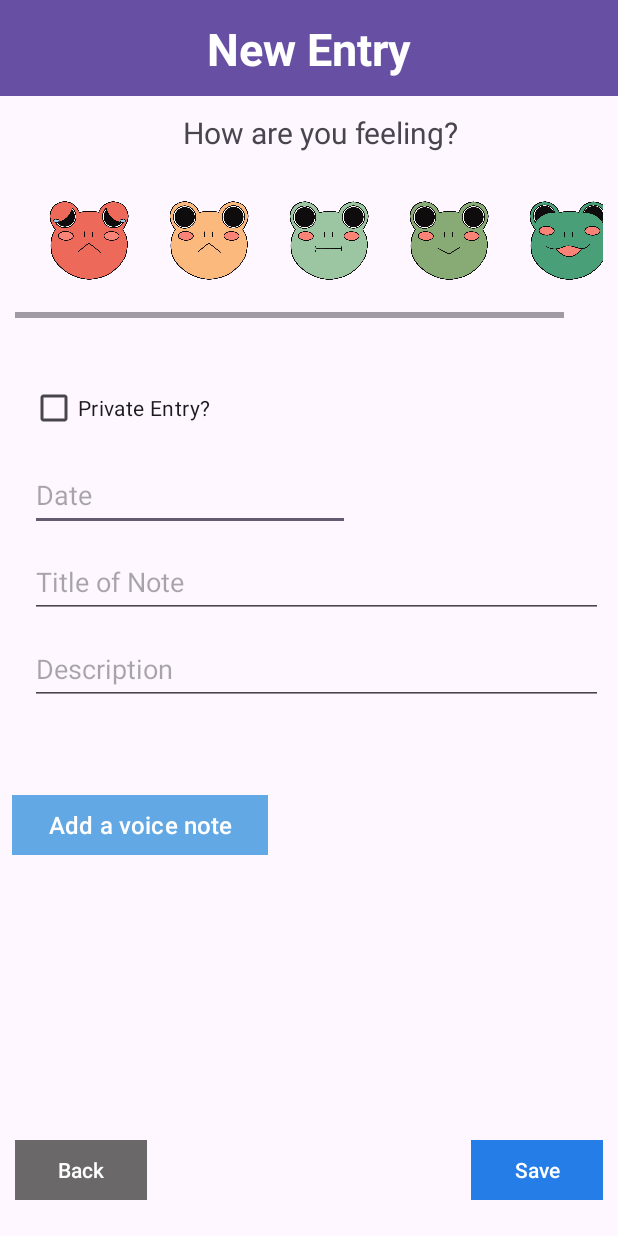
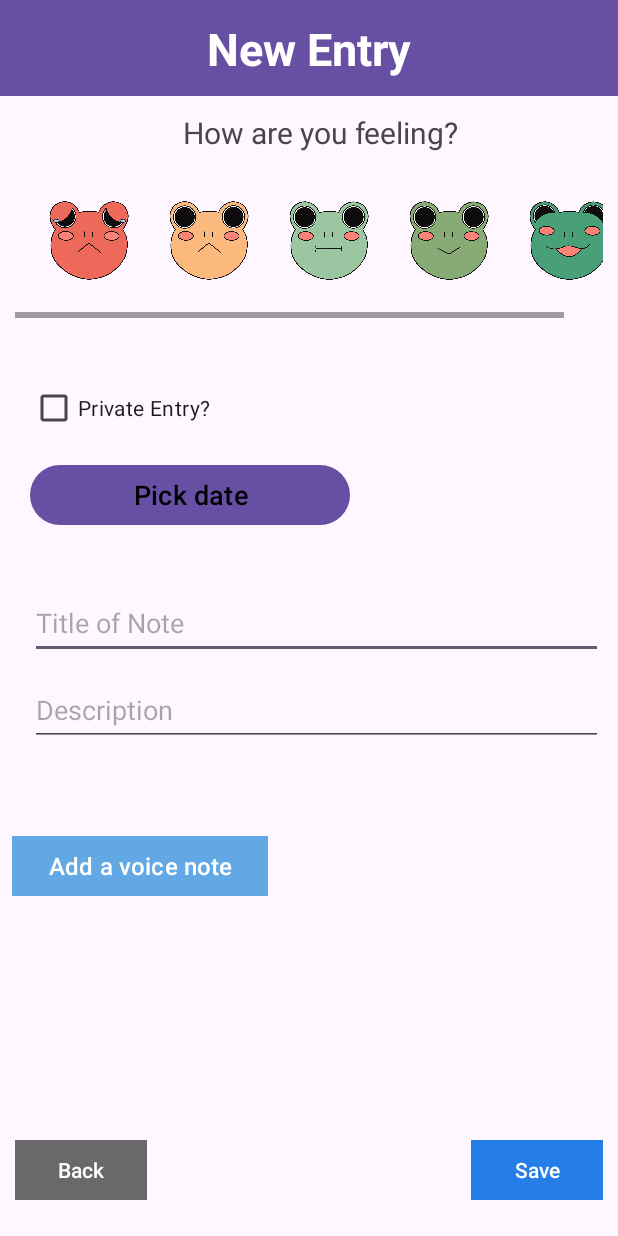
Before and after one commit to kinjals0130/MoodTracker_Application, an Android app: the NoteActivity screen opened directly, with no data from a screen before it, on a phone screen of 412 x 824 dp. Run offline under Robolectric (Android 15) with nearby library versions, the phone set to English and light mode, and no system bars; 2 statements that could not run were skipped.

Commit message:
add datepicker instead of edit text for date field

```diff
--- a/app/src/main/java/com/example/moodtracker_application/NoteActivity.java
+++ b/app/src/main/java/com/example/moodtracker_application/NoteActivity.java
@@ -3,9 +3,12 @@ package com.example.moodtracker_application;
 import androidx.appcompat.app.AppCompatActivity;
 import androidx.constraintlayout.widget.ConstraintLayout;
 import androidx.core.app.ActivityCompat;
+import androidx.fragment.app.DialogFragment;
 
 import android.annotation.SuppressLint;
 import android.app.Activity;
+import android.app.DatePickerDialog;
+import android.app.Dialog;
 import android.content.Context;
 import android.content.Intent;
 import android.content.pm.PackageManager;
@@ -19,14 +22,22 @@ import android.util.Log;
 import android.view.View;
 import android.widget.Button;
 import android.widget.CheckBox;
+import android.widget.DatePicker;
 import android.widget.EditText;
 import android.widget.LinearLayout;
+import android.widget.TextView;
 import android.widget.Toast;
+
+import org.w3c.dom.Text;
+
+import java.util.Calendar;
+import java.util.Date;
 
 public class NoteActivity extends AppCompatActivity {
 
-    Button btn_discard, btn_save, btn_rate1, btn_rate2, btn_rate3, btn_rate4, btn_rate5, btn_voiceNote;
+    Button btn_discard, btn_save, btn_rate1, btn_rate2, btn_rate3, btn_rate4, btn_rate5, btn_voiceNote, btn_pickDate;
     EditText et_date, et_description, et_Title, et_Colour;
+    TextView tv_date;
     CheckBox cb_private;
     LinearLayout entry_layout;
 
@@ -37,6 +48,7 @@ public class NoteActivity extends AppCompatActivity {
     LocationManager locationManager;
     double latitude;
     double longitude;
+
 
 
     //TODO: Replace Date Field with Date Picker (see https://developer.android.com/develop/ui/views/components/pickers#DatePicker) for tutorial
@@ -56,7 +68,50 @@ public class NoteActivity extends AppCompatActivity {
         btn_rate4 = findViewById(R.id.btn_four);
         btn_rate5 = findViewById(R.id.btn_five);
 
-        et_date = findViewById(R.id.et_date);
+
+//        et_date = findViewById(R.id.et_date);
+        tv_date = (TextView) findViewById(R.id.DateText);
+        btn_pickDate = (Button) findViewById(R.id.pickDate);
+//        btn_pickDate.setOnClickListener(v ->{
+//            DatePickerFragment newFragment = new DatePickerFragment();
+//            newFragment.show(, "datePicker");
+//        });
+
+        // on below line we are adding click listener for our pick date button
+        btn_pickDate.setOnClickListener(new View.OnClickListener() {
+            @Override
+            public void onClick(View v) {
+                // on below line we are getting
+                // the instance of our calendar.
+                final Calendar c = Calendar.getInstance();
+
+                // on below line we are getting
+                // our day, month and year.
+                int year = c.get(Calendar.YEAR);
+                int month = c.get(Calendar.MONTH);
+                int day = c.get(Calendar.DAY_OF_MONTH);
+
+                // on below line we are creating a variable for date picker dialog.
+                DatePickerDialog datePickerDialog = new DatePickerDialog(
+                        // on below line we are passing context.
+                        NoteActivity.this,
+                        new DatePickerDialog.OnDateSetListener() {
+                            @Override
+                            public void onDateSet(DatePicker view, int year,
+                                                  int monthOfYear, int dayOfMonth) {
+                                // on below line we are setting date to our text view.
+                                tv_date.setText(dayOfMonth + "-" + (monthOfYear + 1) + "-" + year);
+
+                            }
+                        },
+                        // on below line we are passing year,
+                        // month and day for selected date in our date picker.
+                        year, month, day);
+                // at last we are calling show to
+                // display our date picker dialog.
+                datePickerDialog.show();
+            }
+        });
         et_description = findViewById(R.id.et_noteDescription);
         et_Title = findViewById(R.id.et_Title);
         et_Colour = findViewById(R.id.et_colour);
@@ -134,7 +189,8 @@ public class NoteActivity extends AppCompatActivity {
     public void savePressed(View view) {
         String title = et_Title.getText().toString();
         String desc = et_description.getText().toString();
-        String date = et_date.getText().toString();
+//        String date = et_date.getText().toString();
+        String date = tv_date.getText().toString();
         String colour = et_Colour.getText().toString();
         // TODO: ACTUALLY GET the real value for emotion
         String emotion = "placeholder text";
--- a/app/src/main/res/layout/activity_note.xml
+++ b/app/src/main/res/layout/activity_note.xml
@@ -2,10 +2,10 @@
 <androidx.constraintlayout.widget.ConstraintLayout xmlns:android="http://schemas.android.com/apk/res/android"
     xmlns:app="http://schemas.android.com/apk/res-auto"
     xmlns:tools="http://schemas.android.com/tools"
+    android:id="@+id/entry_layout"
     android:layout_width="match_parent"
     android:layout_height="match_parent"
-    tools:context=".NoteActivity"
-    android:id="@+id/entry_layout">
+    tools:context=".NoteActivity">
 
 
     <com.google.android.material.appbar.MaterialToolbar
@@ -26,8 +26,8 @@
         android:layout_height="wrap_content"
         android:layout_marginStart="15dp"
         android:text="@string/feeling"
+        android:textAlignment="center"
         android:textSize="20sp"
-        android:textAlignment="center"
         app:layout_constraintBottom_toTopOf="@+id/horizontalScrollView"
         app:layout_constraintStart_toStartOf="parent"
         app:layout_constraintTop_toBottomOf="@+id/materialToolbar4" />
@@ -67,7 +67,7 @@
                 android:layout_margin="10dp"
                 android:layout_weight="1"
                 android:background="@drawable/level2frog"
-                android:foreground="@drawable/level2frog"/>
+                android:foreground="@drawable/level2frog" />
 
             <Button
                 android:id="@+id/btn_three"
@@ -76,7 +76,7 @@
                 android:layout_margin="10dp"
                 android:layout_weight="1"
                 android:background="@drawable/level3frog"
-                android:foreground="@drawable/level3frog"/>
+                android:foreground="@drawable/level3frog" />
 
             <Button
                 android:id="@+id/btn_four"
@@ -85,8 +85,7 @@
                 android:layout_margin="10dp"
                 android:layout_weight="1"
                 android:background="@drawable/level4frog"
-                android:foreground="@drawable/level4frog"
-                />
+                android:foreground="@drawable/level4frog" />
 
             <Button
                 android:id="@+id/btn_five"
@@ -95,7 +94,7 @@
                 android:layout_margin="10dp"
                 android:layout_weight="1"
                 android:background="@drawable/level5frog"
-                android:foreground="@drawable/level5frog"/>
+                android:foreground="@drawable/level5frog" />
 
         </LinearLayout>
     </HorizontalScrollView>
@@ -119,8 +118,19 @@
             android:layout_marginTop="10dp"
             android:text="@string/priv" />
 
-        <EditText
-            android:id="@+id/et_date"
+        <!--        <EditText-->
+        <!--            android:id="@+id/et_date"-->
+        <!--            android:layout_width="wrap_content"-->
+        <!--            android:layout_height="48dp"-->
+        <!--            android:layout_marginStart="10dp"-->
+        <!--            android:layout_marginTop="10dp"-->
+        <!--            android:ems="10"-->
+        <!--            android:hint="@string/date"-->
+        <!--            android:inputType="date"-->
+        <!--            android:textColor="@color/black"-->
+        <!--            android:textSize="18sp" />-->
+        <Button
+            android:id="@+id/pickDate"
             android:layout_width="wrap_content"
             android:layout_height="48dp"
             android:layout_marginStart="10dp"
@@ -128,8 +138,18 @@
             android:ems="10"
             android:hint="@string/date"
             android:inputType="date"
+            android:text="Pick date"
             android:textColor="@color/black"
             android:textSize="18sp" />
+
+        <TextView
+            android:id="@+id/DateText"
+            android:layout_width="match_parent"
+            android:layout_height="wrap_content"
+            android:layout_marginStart="15dp"
+            android:textAlignment="center"
+            android:textSize="20sp" />
+
 
         <EditText
             android:id="@+id/et_Title"
@@ -148,11 +168,11 @@
             android:layout_height="48dp"
             android:layout_marginStart="10dp"
             android:layout_marginTop="10dp"
+            android:layout_marginBottom="16dp"
             android:ems="10"
             android:hint="@string/text_description"
             android:inputType="textMultiLine"
-            android:textSize="18sp"
-            android:layout_marginBottom="16dp" />
+            android:textSize="18sp" />
 
 
     </LinearLayout>
--- a/app/src/main/res/layout/heatmap_day.xml
+++ b/app/src/main/res/layout/heatmap_day.xml
@@ -20,8 +20,8 @@
         android:layout_height="wrap_content"
         android:gravity="center"
         android:text="TextView"
-        android:textAlignment="center"
+        android:textAlignment="textEnd"
 
 
-        android:textColor="@color/save_button" />
+        android:textColor="@color/black" />
 </LinearLayout>
```
Lines whose indentation alone changed are shown as unchanged.
